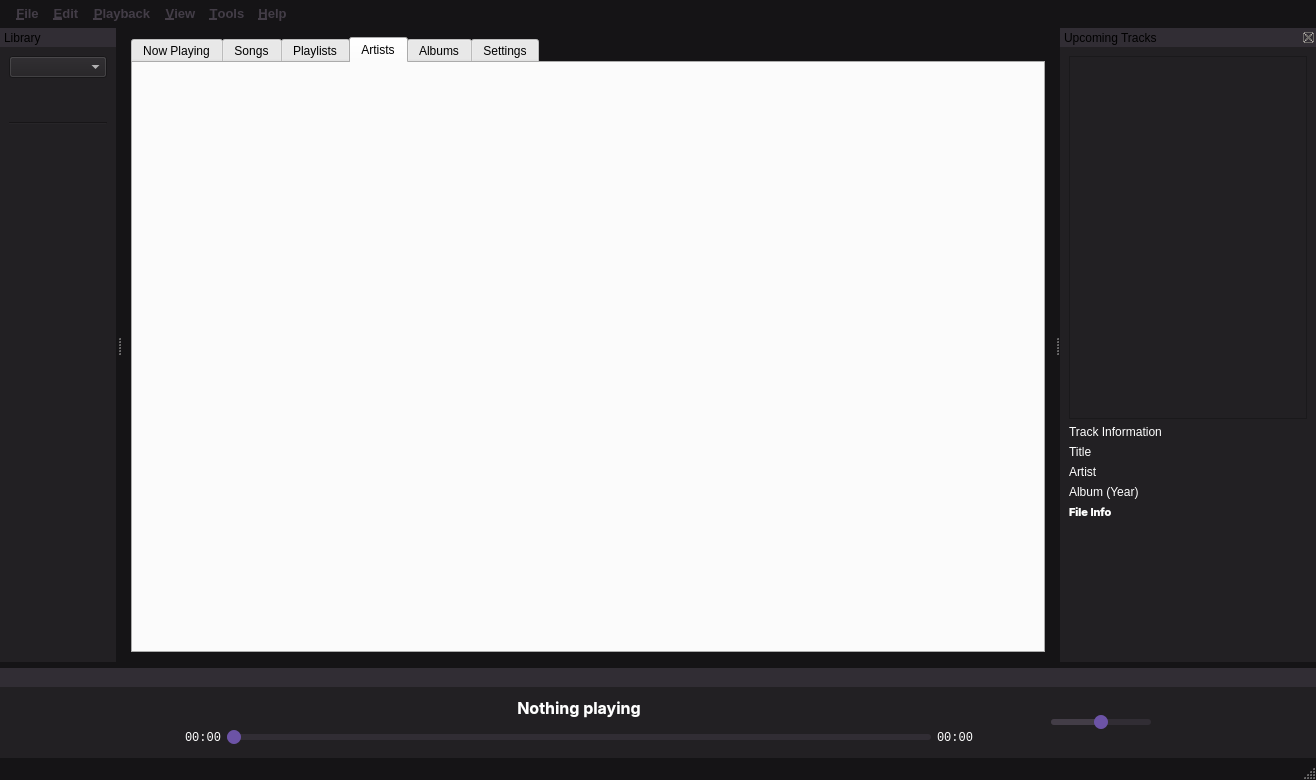
music-hive-dev/MusicHive, file player.ui: the form before one commit.
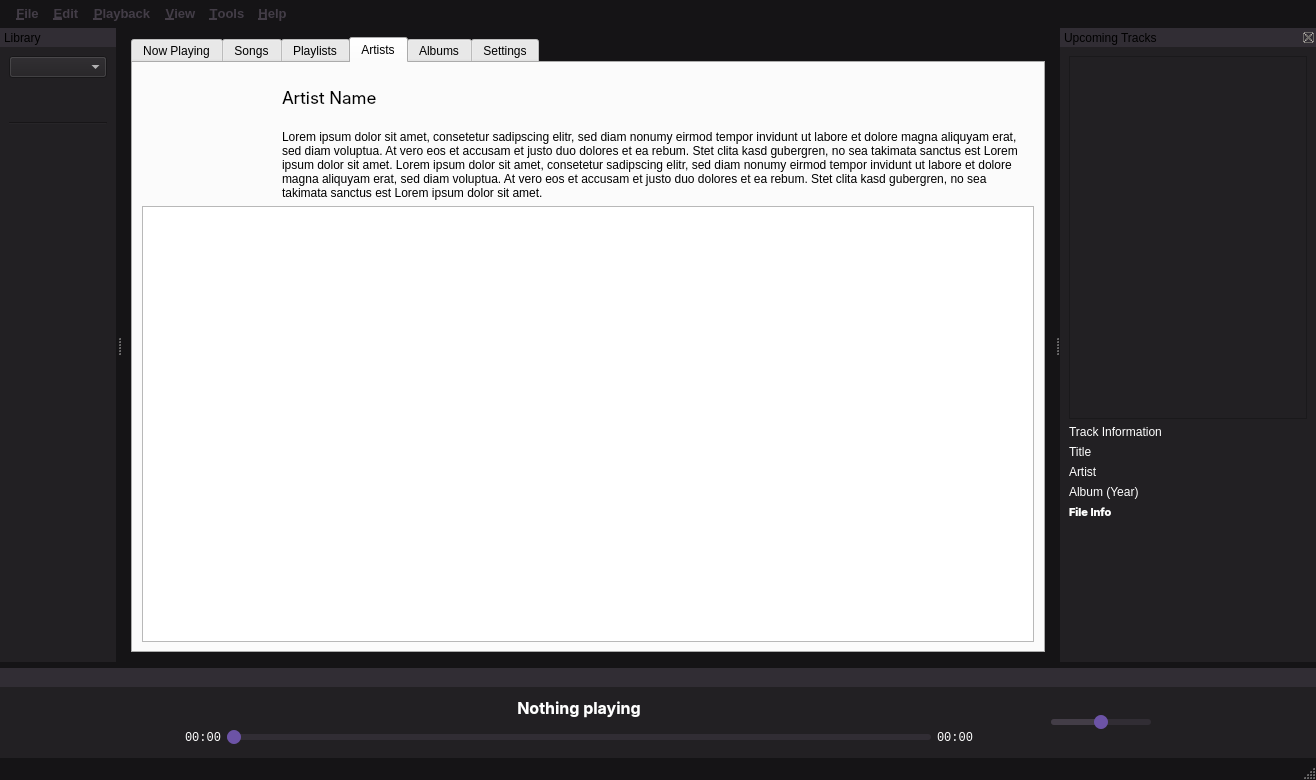
The form after the commit. The open tabs and pages were chosen to show the change. Icons and pictures are not drawn.

The edit to the form file:
```diff
--- a/player.ui
+++ b/player.ui
@@ -631,7 +631,7 @@
 }</string>
   </property>
   <widget class="QWidget" name="centralwidget">
-   <layout class="QVBoxLayout" name="verticalLayout">
+   <layout class="QHBoxLayout" name="horizontalLayout_8">
     <item>
      <widget class="QTabWidget" name="tabWidget">
       <property name="enabled">
@@ -787,6 +787,104 @@
        <attribute name="title">
         <string>Artists</string>
        </attribute>
+       <layout class="QVBoxLayout" name="verticalLayout">
+        <item>
+         <layout class="QHBoxLayout" name="horizontalLayout_7">
+          <property name="topMargin">
+           <number>0</number>
+          </property>
+          <item>
+           <widget class="QLabel" name="artistsTabIcon">
+            <property name="minimumSize">
+             <size>
+              <width>128</width>
+              <height>128</height>
+             </size>
+            </property>
+            <property name="maximumSize">
+             <size>
+              <width>128</width>
+              <height>128</height>
+             </size>
+            </property>
+            <property name="text">
+             <string/>
+            </property>
+            <property name="pixmap">
+             <pixmap>assets/user.svg</pixmap>
+            </property>
+            <property name="scaledContents">
+             <bool>true</bool>
+            </property>
+            <property name="alignment">
+             <set>Qt::AlignmentFlag::AlignCenter</set>
+            </property>
+           </widget>
+          </item>
+          <item>
+           <spacer name="horizontalSpacer_5">
+            <property name="orientation">
+             <enum>Qt::Orientation::Horizontal</enum>
+            </property>
+            <property name="sizeType">
+             <enum>QSizePolicy::Policy::Fixed</enum>
+            </property>
+            <property name="sizeHint" stdset="0">
+             <size>
+              <width>6</width>
+              <height>20</height>
+             </size>
+            </property>
+           </spacer>
+          </item>
+          <item>
+           <layout class="QVBoxLayout" name="verticalLayout_10">
+            <item>
+             <widget class="QLabel" name="artistsTabArtistName">
+              <property name="font">
+               <font>
+                <family>Inter</family>
+                <pointsize>13</pointsize>
+               </font>
+              </property>
+              <property name="text">
+               <string>Artist Name</string>
+              </property>
+              <property name="scaledContents">
+               <bool>false</bool>
+              </property>
+             </widget>
+            </item>
+            <item>
+             <widget class="QLabel" name="artistsTabDescription">
+              <property name="sizePolicy">
+               <sizepolicy hsizetype="Preferred" vsizetype="Maximum">
+                <horstretch>0</horstretch>
+                <verstretch>0</verstretch>
+               </sizepolicy>
+              </property>
+              <property name="maximumSize">
+               <size>
+                <width>16777215</width>
+                <height>96</height>
+               </size>
+              </property>
+              <property name="text">
+               <string>Lorem ipsum dolor sit amet, consetetur sadipscing elitr, sed diam nonumy eirmod tempor invidunt ut labore et dolore magna aliquyam erat, sed diam voluptua. At vero eos et accusam et justo duo dolores et ea rebum. Stet clita kasd gubergren, no sea takimata sanctus est Lorem ipsum dolor sit amet. Lorem ipsum dolor sit amet, consetetur sadipscing elitr, sed diam nonumy eirmod tempor invidunt ut labore et dolore magna aliquyam erat, sed diam voluptua. At vero eos et accusam et justo duo dolores et ea rebum. Stet clita kasd gubergren, no sea takimata sanctus est Lorem ipsum dolor sit amet.</string>
+              </property>
+              <property name="wordWrap">
+               <bool>true</bool>
+              </property>
+             </widget>
+            </item>
+           </layout>
+          </item>
+         </layout>
+        </item>
+        <item>
+         <widget class="QListView" name="albumSongList_2"/>
+        </item>
+       </layout>
       </widget>
       <widget class="QWidget" name="albumsTab">
        <attribute name="icon">
```
Left out of the diff: 220 changed lines with no effect on the pictures.
